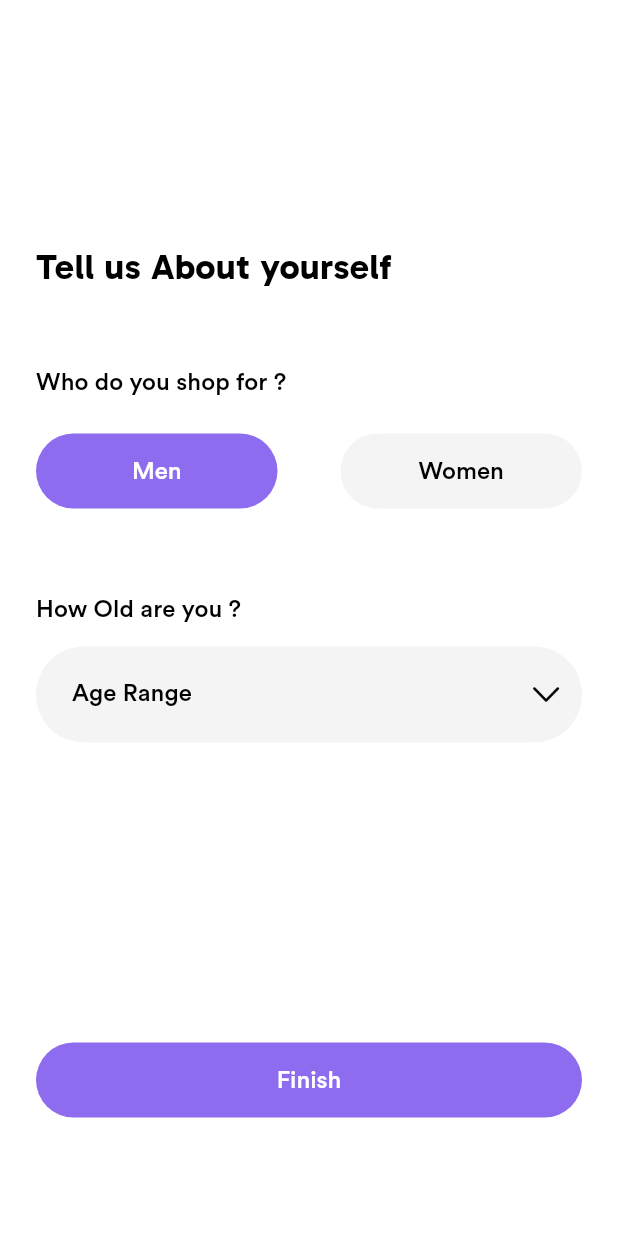
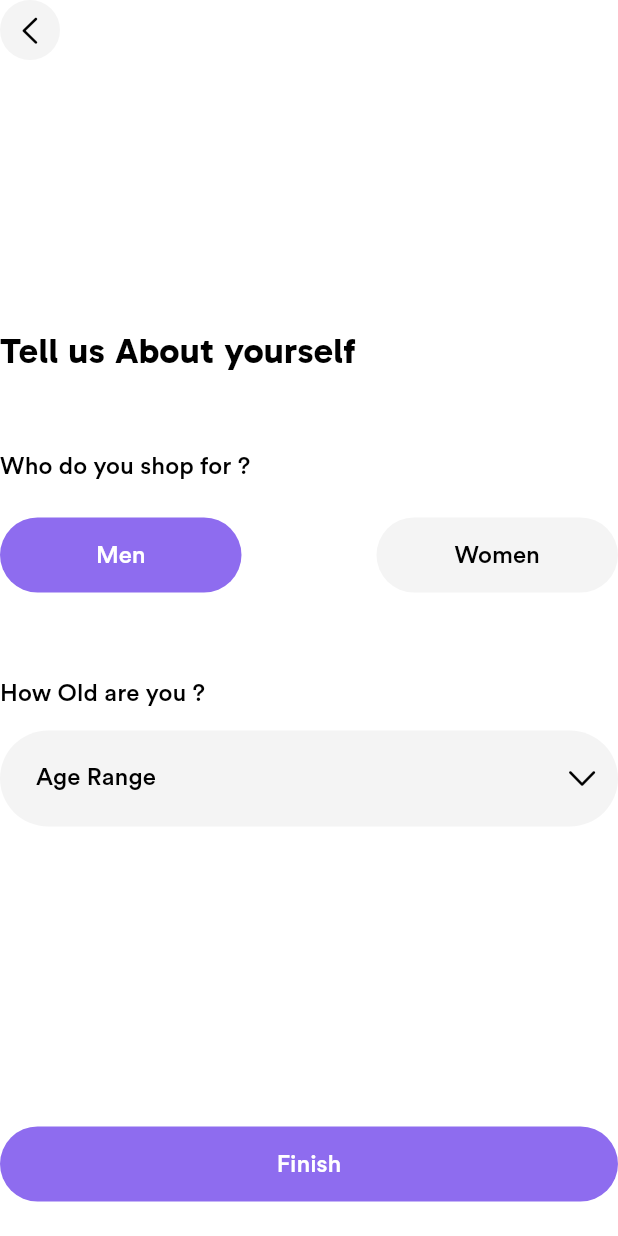
Before and after one commit to Roshandevelops/Weyra, a Flutter app: the CreateAccountScreen screen opened directly, after a tap on "Continue", on a phone screen of 412 x 824 dp. Run offline on Flutter 3.47's test engine with Material 3 defaults, Android fonts, the phone set to English and light mode, and no system bars.

```diff
--- a/lib/presentation/auth/about/about_screen.dart
+++ /dev/null
@@ -1,114 +0,0 @@
-import 'package:clot/presentation/auth/signin/signin_screen.dart';
-import 'package:clot/utils/constants/app_colors.dart';
-import 'package:clot/widgets/app_button.dart';
-import 'package:clot/widgets/dropdown_widget.dart';
-import 'package:flutter/material.dart';
-
-class AboutScreen extends StatefulWidget {
-  const AboutScreen({super.key});
-
-  @override
-  State<AboutScreen> createState() => _AboutScreenState();
-}
-
-class _AboutScreenState extends State<AboutScreen> {
-  bool isMenSelected = true;
-  final ageRanges = ["18-24", "25-34", "35-44", "45-60", "60 & Above"];
-  String? selectedValue;
-
-  @override
-  Widget build(BuildContext context) {
-    return Scaffold(
-      body: Padding(
-        padding: const EdgeInsets.symmetric(horizontal: 24),
-        child: Column(
-          crossAxisAlignment: CrossAxisAlignment.start,
-          children: [
-            const SizedBox(height: 161),
-            const Text(
-              "Tell us About yourself",
-              style: TextStyle(
-                fontFamily: "Gabarito",
-                fontWeight: FontWeight.w700,
-                fontSize: 24,
-              ),
-            ),
-            const SizedBox(height: 49),
-            Text(
-              "Who do you shop for ?",
-              style: Theme.of(context).textTheme.titleSmall,
-            ),
-            const SizedBox(height: 22),
-            Row(
-              mainAxisAlignment: MainAxisAlignment.spaceBetween,
-              children: [
-                SizedBox(
-                  width: 161,
-                  child: AppButton(
-                    backgroundColor: isMenSelected
-                        ? KAppColors.primaryColor
-                        : KAppColors.kFillColor,
-                    buttonText: "Men",
-                    textColor:
-                        isMenSelected ? KAppColors.kwhite : KAppColors.kblack,
-                    onTap: () {
-                      setState(() {
-                        isMenSelected = true;
-                      });
-                    },
-                  ),
-                ),
-                SizedBox(
-                  width: 161,
-                  child: AppButton(
-                    backgroundColor: !isMenSelected
-                        ? KAppColors.primaryColor
-                        : KAppColors.kFillColor,
-                    buttonText: "Women",
-                    textColor:
-                        !isMenSelected ? KAppColors.kwhite : KAppColors.kblack,
-                    onTap: () {
-                      setState(() {
-                        isMenSelected = false;
-                      });
-                    },
-                  ),
-                ),
-              ],
-            ),
-            const SizedBox(height: 56),
-            Text(
-              "How Old are you ?",
-              style: Theme.of(context).textTheme.titleSmall,
-            ),
-            const SizedBox(height: 13),
-            AppDropdownButton(
-              items: ageRanges.map(
-                (age) {
-                  return DropdownMenuItem(
-                    value: age,
-                    child: Text(age),
-                  );
-                },
-              ).toList(),
-              onChanged: (value) {
-                selectedValue = value.toString();
-              },
-            ),
-            const SizedBox(height: 200),
-            AppButton(
-              buttonText: "Finish",
-              onTap: () {
-                Navigator.of(context).pushReplacement(
-                  MaterialPageRoute(
-                    builder: (context) => SignInScreen(),
-                  ),
-                );
-              },
-            ),
-          ],
-        ),
-      ),
-    );
-  }
-}
--- a/lib/presentation/auth/create_account/create_account_screen.dart
+++ b/lib/presentation/auth/create_account/create_account_screen.dart
@@ -1,7 +1,7 @@
-import 'package:clot/presentation/auth/about/about_screen.dart';
+import 'package:clot/presentation/auth/details/details_screen.dart';
 import 'package:clot/utils/constants/app_colors.dart';
-import 'package:clot/widgets/app_button.dart';
-import 'package:clot/widgets/textform_field_widget.dart';
+import 'package:clot/widgets/app_button_widget.dart';
+import 'package:clot/widgets/app_textform_field_widget.dart';
 import 'package:flutter/cupertino.dart';
 import 'package:flutter/material.dart';
 
@@ -63,12 +63,12 @@ class CreateAccountScreen extends StatelessWidget {
             const SizedBox(
               height: 16,
             ),
-            AppButton(
+            AppButtonWidget(
               buttonText: "Continue",
               onTap: () {
                 Navigator.of(context).push(
                   MaterialPageRoute(
-                    builder: (context) => AboutScreen(),
+                    builder: (context) => DetailsScreen(),
                   ),
                 );
               },
--- /dev/null
+++ b/lib/presentation/auth/details/details_screen.dart
@@ -0,0 +1,118 @@
+import 'package:clot/presentation/auth/signin/signin_screen.dart';
+import 'package:clot/utils/constants/app_colors.dart';
+import 'package:clot/widgets/app_button_widget.dart';
+import 'package:clot/widgets/app_dropdown_button_widget.dart';
+import 'package:clot/widgets/custom_scaffold.dart';
+import 'package:flutter/material.dart';
+
+class DetailsScreen extends StatefulWidget {
+  const DetailsScreen({super.key});
+
+  @override
+  State<DetailsScreen> createState() => _DetailsScreenState();
+}
+
+class _DetailsScreenState extends State<DetailsScreen> {
+  bool isMenSelected = true;
+  final ageRanges = ["18-24", "25-34", "35-44", "45-60", "60 & Above"];
+  String? selectedValue;
+
+  @override
+  Widget build(BuildContext context) {
+    return CustomScaffold(
+      showAppBar: true,
+      body: Column(
+        crossAxisAlignment: CrossAxisAlignment.start,
+        children: [
+          const SizedBox(height: 161),
+          const Text(
+            "Tell us About yourself",
+            style: TextStyle(
+              fontFamily: "Gabarito",
+              fontWeight: FontWeight.w700,
+              fontSize: 24,
+            ),
+          ),
+          const SizedBox(height: 49),
+          Text(
+            "Who do you shop for ?",
+            style: Theme.of(context).textTheme.titleSmall,
+          ),
+          const SizedBox(height: 22),
+          Row(
+            mainAxisAlignment: MainAxisAlignment.spaceBetween,
+            children: [
+              SizedBox(
+                width: 161,
+                child: AppButtonWidget(
+                  backgroundColor: isMenSelected
+                      ? KAppColors.primaryColor
+                      : KAppColors.kFillColor,
+                  buttonText: "Men",
+                  textColor:
+                      isMenSelected ? KAppColors.kwhite : KAppColors.kblack,
+                  onTap: () {
+                    setState(() {
+                      isMenSelected = true;
+                    });
+                  },
+                ),
+              ),
+              SizedBox(
+                width: 161,
+                child: AppButtonWidget(
+                  backgroundColor: !isMenSelected
+                      ? KAppColors.primaryColor
+                      : KAppColors.kFillColor,
+                  buttonText: "Women",
+                  textColor:
+                      !isMenSelected ? KAppColors.kwhite : KAppColors.kblack,
+                  onTap: () {
+                    setState(() {
+                      isMenSelected = false;
+                    });
+                  },
+                ),
+              ),
+            ],
+          ),
+          const SizedBox(height: 56),
+          Text(
+            "How Old are you ?",
+            style: Theme.of(context).textTheme.titleSmall,
+          ),
+          const SizedBox(height: 13),
+          AppDropdownButtonWidget(
+            items: ageRanges.map(
+              (age) {
+                return DropdownMenuItem(
+                  value: age,
+                  child: Text(age),
+                );
+              },
+            ).toList(),
+            onChanged: (value) {
+              selectedValue = value.toString();
+            },
+          ),
+          const SizedBox(height: 200),
+          AppButtonWidget(
+            buttonText: "Finish",
+            onTap: () {
+              Navigator.of(context).pushAndRemoveUntil(
+                MaterialPageRoute(
+                  builder: (context) {
+                    return const SignInScreen();
+                  },
+                ),
+                (route) {
+                  return false;
+                },
+              );
+            },
+          ),
+        ],
+      ),
+    );
+  }
+}
--- a/lib/presentation/auth/forgot_password/forgot_password_screen.dart
+++ b/lib/presentation/auth/forgot_password/forgot_password_screen.dart
@@ -1,7 +1,7 @@
 import 'package:clot/presentation/auth/reset_password/reset_password_screen.dart';
 import 'package:clot/utils/constants/app_colors.dart';
-import 'package:clot/widgets/app_button.dart';
-import 'package:clot/widgets/textform_field_widget.dart';
+import 'package:clot/widgets/app_button_widget.dart';
+import 'package:clot/widgets/app_textform_field_widget.dart';
 import 'package:flutter/cupertino.dart';
 import 'package:flutter/material.dart';
 
@@ -44,7 +44,7 @@ class ForgotPasswordScreen extends StatelessWidget {
             hintText: "Enter Email Address",
           ),
           const SizedBox(height: 16),
-          AppButton(
+          AppButtonWidget(
             buttonText: "Continue",
             onTap: () {
               Navigator.of(context).push(
--- a/lib/presentation/auth/reset_password/reset_password_screen.dart
+++ b/lib/presentation/auth/reset_password/reset_password_screen.dart
@@ -1,6 +1,6 @@
 import 'package:clot/presentation/auth/signin/signin_screen.dart';
 import 'package:clot/utils/constants/image_strings.dart';
-import 'package:clot/widgets/app_button.dart';
+import 'package:clot/widgets/app_button_widget.dart';
 import 'package:flutter/material.dart';
 
 class ResetPasswordScreen extends StatelessWidget {
@@ -28,7 +28,7 @@ class ResetPasswordScreen extends StatelessWidget {
             const SizedBox(height: 24),
             SizedBox(
               width: 160,
-              child: AppButton(
+              child: AppButtonWidget(
                 buttonText: "Return to Login",
                 onTap: () {
                   Navigator.of(context).pushReplacement(
--- a/lib/presentation/auth/signin/signin_screen.dart
+++ b/lib/presentation/auth/signin/signin_screen.dart
@@ -1,7 +1,7 @@
 import 'package:clot/presentation/auth/create_account/create_account_screen.dart';
 import 'package:clot/presentation/auth/forgot_password/forgot_password_screen.dart';
-import 'package:clot/widgets/app_button.dart';
-import 'package:clot/widgets/textform_field_widget.dart';
+import 'package:clot/widgets/app_button_widget.dart';
+import 'package:clot/widgets/app_textform_field_widget.dart';
 import 'package:flutter/gestures.dart';
 import 'package:flutter/material.dart';
 
@@ -32,7 +32,7 @@ class SignInScreen extends StatelessWidget {
               hintText: "password",
             ),
             const SizedBox(height: 16),
-            AppButton(
+            AppButtonWidget(
               buttonText: "Continue",
               onTap: () {},
             ),
--- a/lib/widgets/app_button.dart
+++ b/lib/widgets/app_button_widget.dart
@@ -1,8 +1,8 @@
 import 'package:clot/utils/constants/app_colors.dart';
 import 'package:flutter/material.dart';
 
-class AppButton extends StatelessWidget {
-  const AppButton({
+class AppButtonWidget extends StatelessWidget {
+  const AppButtonWidget({
     super.key,
     this.buttonText,
     this.onTap,
--- a/lib/widgets/dropdown_widget.dart
+++ b/lib/widgets/app_dropdown_button_widget.dart
@@ -2,11 +2,11 @@ import 'package:clot/utils/constants/app_colors.dart';
 import 'package:flutter/cupertino.dart';
 import 'package:flutter/material.dart';
 
-class AppDropdownButton extends StatefulWidget {
-  const AppDropdownButton({
+class AppDropdownButtonWidget extends StatefulWidget {
+  const AppDropdownButtonWidget({
     super.key,
     required this.items,
-    this.onChanged,
+    required this.onChanged,
     this.fillColor = KAppColors.kFillColor,
     this.border,
   });
@@ -16,10 +16,11 @@ class AppDropdownButton extends StatefulWidget {
   final void Function(Object?)? onChanged;
 
   @override
-  State<AppDropdownButton> createState() => _AppDropdownButtonState();
+  State<AppDropdownButtonWidget> createState() =>
+      _AppDropdownButtonWidgetState();
 }
 
-class _AppDropdownButtonState extends State<AppDropdownButton> {
+class _AppDropdownButtonWidgetState extends State<AppDropdownButtonWidget> {
   @override
   Widget build(BuildContext context) {
     return DropdownButtonFormField(
--- /dev/null
+++ b/lib/widgets/custom_scaffold.dart
@@ -0,0 +1,39 @@
+import 'package:clot/utils/constants/app_colors.dart';
+import 'package:flutter/cupertino.dart';
+import 'package:flutter/material.dart';
+
+class CustomScaffold extends StatelessWidget {
+  const CustomScaffold(
+      {super.key, required this.body, this.appBar, this.showAppBar = true});
+
+  final Widget? body;
+  final PreferredSizeWidget? appBar;
+  final bool showAppBar;
+
+  @override
+  Widget build(BuildContext context) {
+    return Scaffold(
+      body: body,
+      appBar: showAppBar
+          ? AppBar(
+              leading: IconButton(
+                padding: EdgeInsets.zero,
+                onPressed: () {
+                  Navigator.of(context).pop();
+                },
+                icon: Align(
+                  alignment: Alignment.topLeft,
+                  child: Container(
+                    height: 40,
+                    width: 40,
+                    decoration: BoxDecoration(
+                        color: KAppColors.kFillColor, shape: BoxShape.circle),
+                    child: Icon(CupertinoIcons.left_chevron),
+                  ),
+                ),
+              ),
+            )
+          : null,
+    );
+  }
+}
```
Also changed, not shown: lib/widgets/app_textform_field_widget.dart (renamed from lib/widgets/textform_field_widget.dart).
